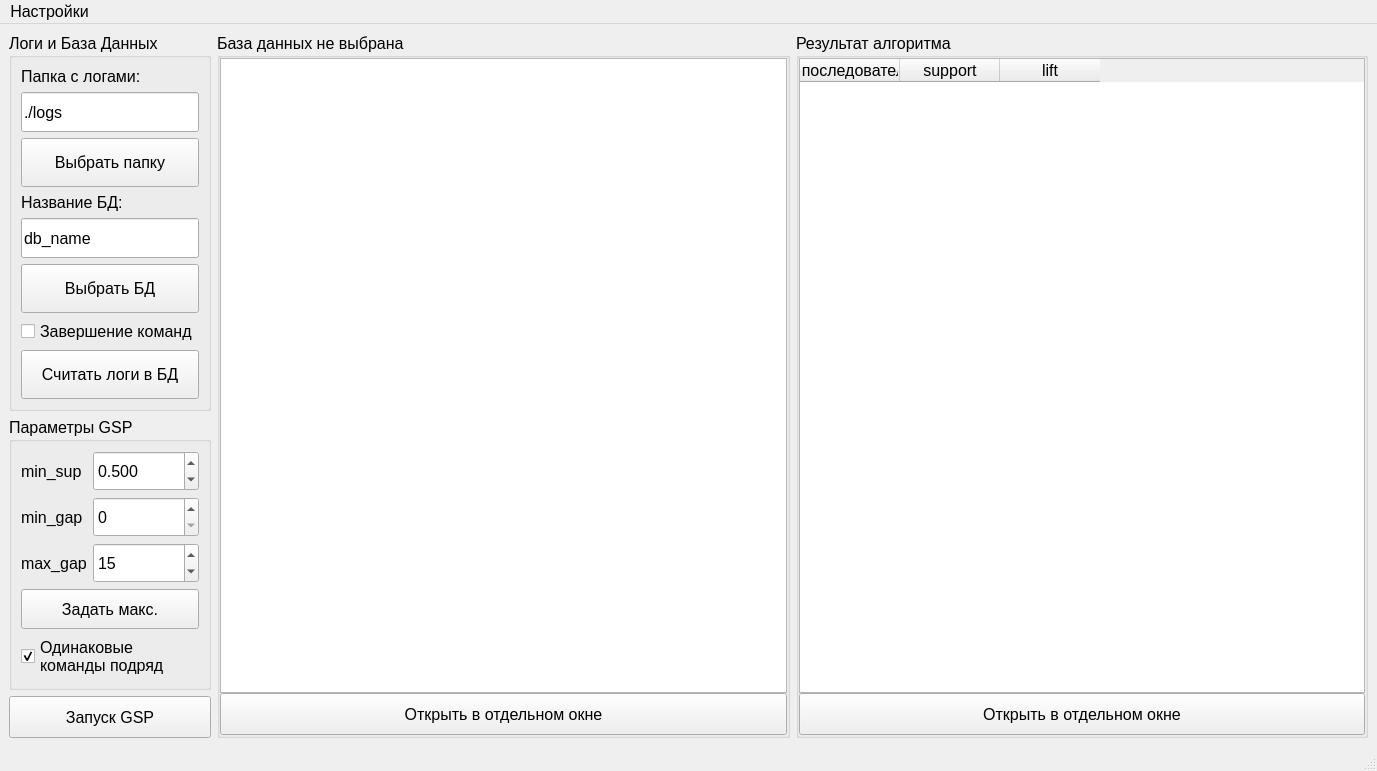
Qt form GSP_adapt/MainWindow.ui (Inlucker/GSP) before a commit.
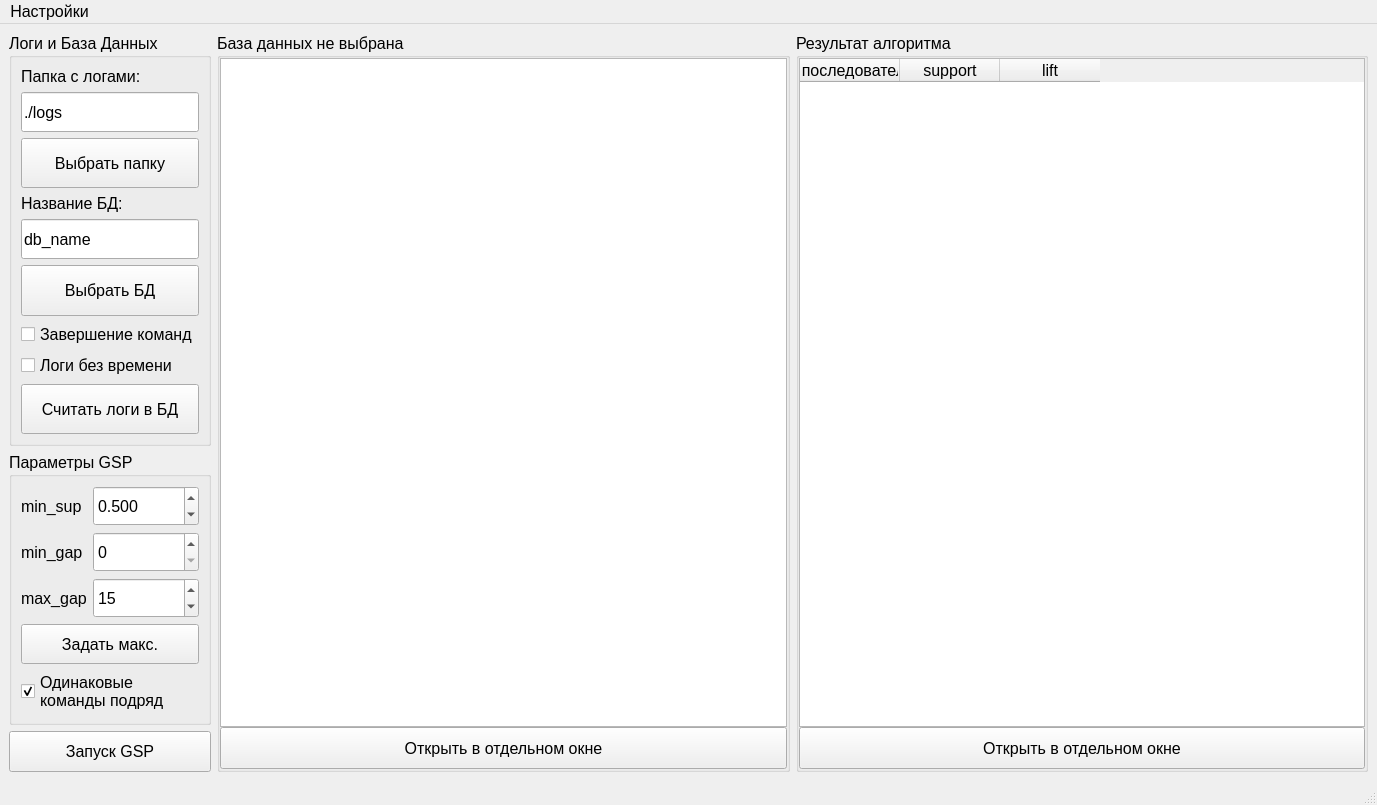
The same form after that commit.

Commit message: added option to read logs without time

The edit to the form file:
```diff
--- a/GSP_adapt/MainWindow.ui
+++ b/GSP_adapt/MainWindow.ui
@@ -7,7 +7,7 @@
     <x>0</x>
     <y>0</y>
     <width>1377</width>
-    <height>771</height>
+    <height>805</height>
    </rect>
   </property>
   <property name="font">
@@ -21,7 +21,7 @@
   <widget class="QWidget" name="centralwidget">
    <layout class="QHBoxLayout" name="horizontalLayout" stretch="1,3,3">
     <item>
-     <layout class="QVBoxLayout" name="verticalLayout_5" stretch="9,6,1">
+     <layout class="QVBoxLayout" name="verticalLayout_5" stretch="10,6,1">
       <item>
        <widget class="QGroupBox" name="groupBox_2">
         <property name="sizePolicy">
@@ -33,7 +33,7 @@
         <property name="title">
          <string>Логи и База Данных</string>
         </property>
-        <layout class="QVBoxLayout" name="verticalLayout" stretch="0,0,1,0,0,1,0,1">
+        <layout class="QVBoxLayout" name="verticalLayout" stretch="0,0,1,0,0,1,0,0,1">
          <item>
           <widget class="QLabel" name="dir_name_label">
            <property name="sizePolicy">
@@ -143,6 +143,13 @@
            </property>
           </widget>
          </item>
+         <item>
+          <widget class="QCheckBox" name="logs_without_time_checkBox">
+           <property name="text">
+            <string>Логи без времени</string>
+           </property>
+          </widget>
+         </item>
          <item>
           <widget class="QPushButton" name="read_logs_pushButton">
            <property name="sizePolicy">
@@ -348,7 +355,7 @@
       <property name="title">
        <string>База данных не выбрана</string>
       </property>
-      <layout class="QVBoxLayout" name="verticalLayout_2" stretch="15,1">
+      <layout class="QVBoxLayout" name="verticalLayout_2" stretch="16,1">
        <property name="spacing">
         <number>0</number>
        </property>
@@ -394,7 +401,7 @@
       <property name="title">
        <string>Результат алгоритма</string>
       </property>
-      <layout class="QVBoxLayout" name="verticalLayout_3" stretch="15,1">
+      <layout class="QVBoxLayout" name="verticalLayout_3" stretch="16,1">
        <property name="spacing">
         <number>0</number>
        </property>
```
The commit also changes 6 other files.
